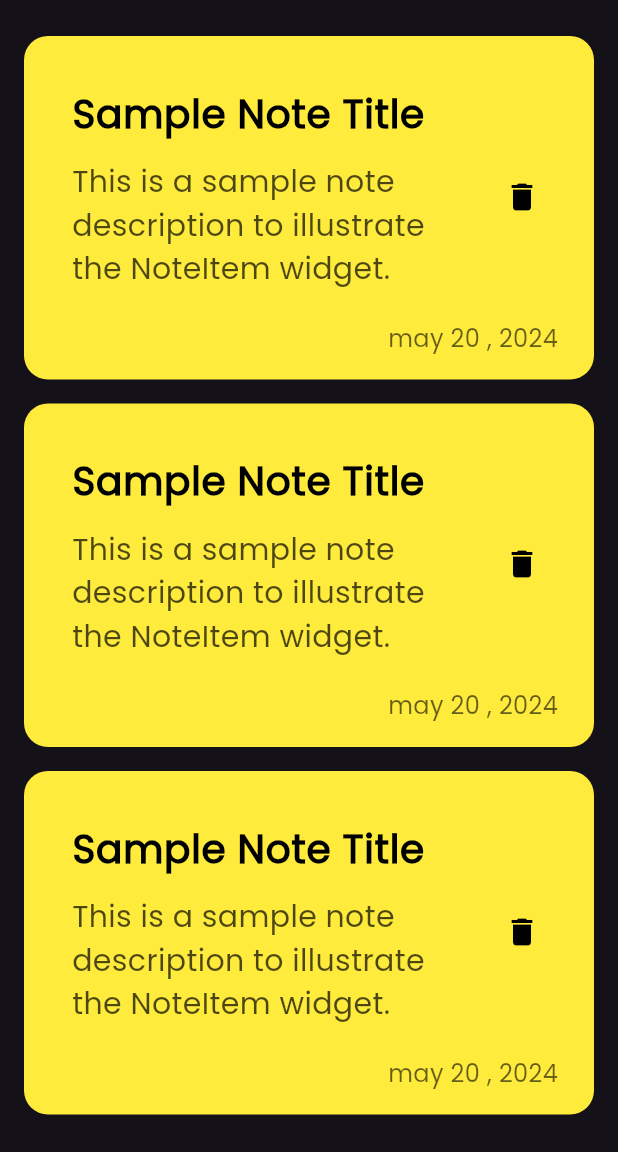
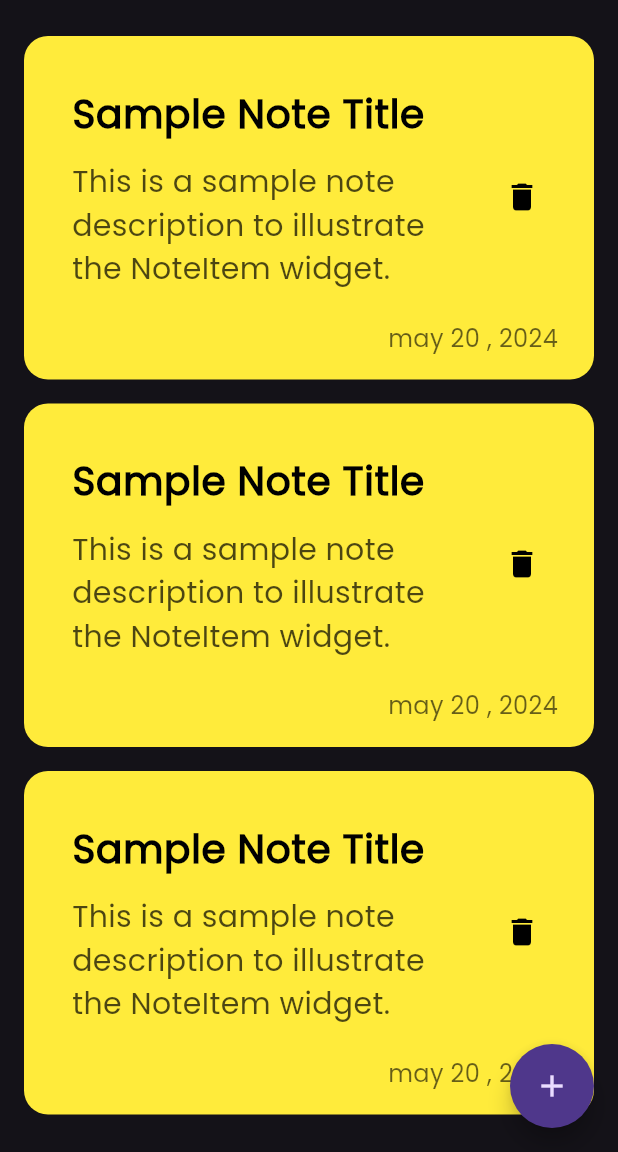
Before and after one commit to jamal-mousa/notes_app, a Flutter app: the screen it shows after launch, on a phone screen of 412 x 824 dp, the part 84-1236 px from its top. Run offline on Flutter 3.47's test engine with Material 3 defaults, Android fonts, the phone set to English and light mode, and no system bars.

Commit message:
add floating action button to NotesView for note creation

```diff
--- a/lib/views/notes_view.dart
+++ b/lib/views/notes_view.dart
@@ -8,6 +8,12 @@ class NotesView extends StatelessWidget {
   Widget build(BuildContext context) {
     return Scaffold
     (
+      floatingActionButton: FloatingActionButton
+      (
+        onPressed: (){},
+        shape: CircleBorder(),
+        child: Icon(Icons.add),
+      ),
       body: const NotesViewBody(),
     );
   }
```
